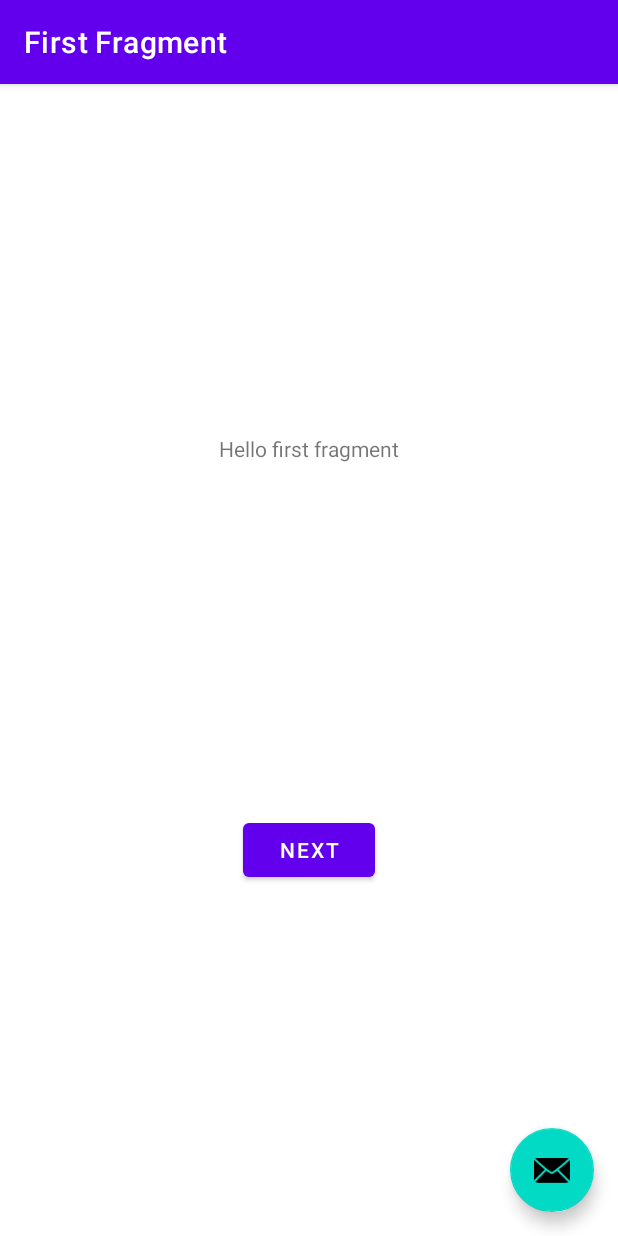
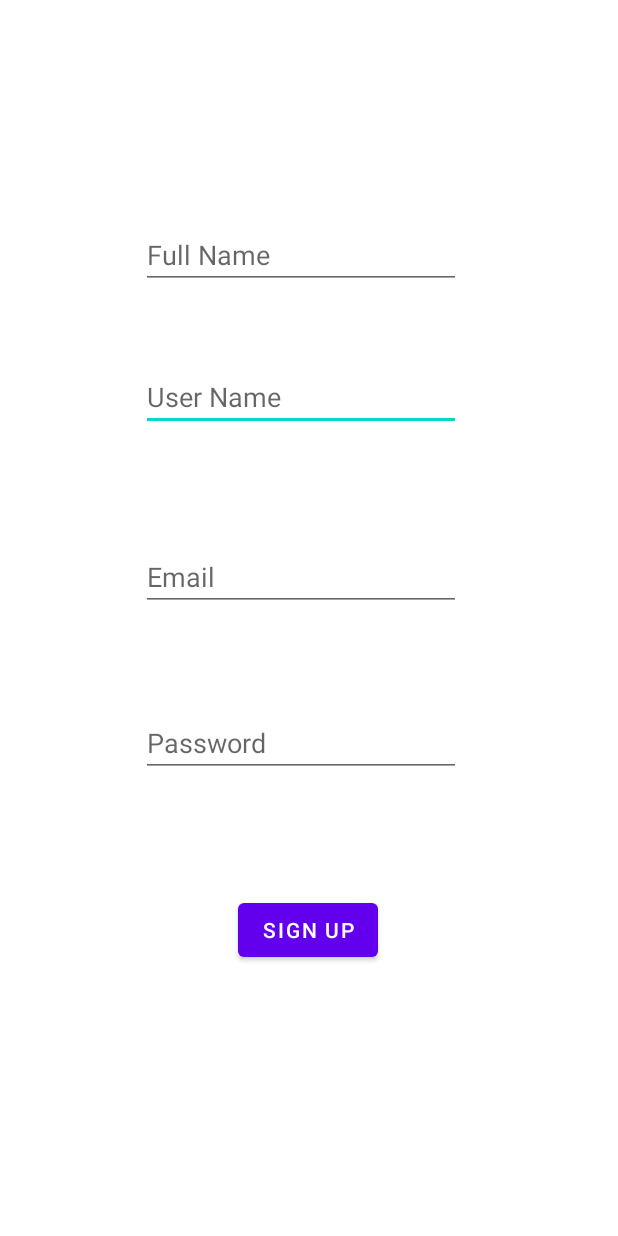
Before and after one commit to SaranshBaniyal/TeamRogueFrostHack, an Android app: the SignUp screen opened directly, with no data from a screen before it, on a phone screen of 412 x 824 dp. Run offline under Robolectric (Android 15) with nearby library versions, the phone set to English and light mode, and no system bars; our stand-ins replace navigation-ui.

Commit message:
App: SignUp and Login

```diff
--- a/frost-hack-app/Android_studio/app/src/main/java/com/example/startup/SignUp.kt
+++ b/frost-hack-app/Android_studio/app/src/main/java/com/example/startup/SignUp.kt
@@ -1,18 +1,24 @@
 package com.example.startup
 
 import android.os.Bundle
-import com.google.android.material.snackbar.Snackbar
+import android.widget.Button
+import android.widget.EditText
 import androidx.appcompat.app.AppCompatActivity
-import androidx.navigation.findNavController
 import androidx.navigation.ui.AppBarConfiguration
-import androidx.navigation.ui.navigateUp
-import androidx.navigation.ui.setupActionBarWithNavController
 import com.example.startup.databinding.ActivitySignUpBinding
+import okhttp3.*
+import okio.IOException
 
 class SignUp : AppCompatActivity() {
 
     private lateinit var appBarConfiguration: AppBarConfiguration
     private lateinit var binding: ActivitySignUpBinding
+    private lateinit var edUserName: EditText
+    private lateinit var edemail: EditText
+    private lateinit var edpassword: EditText
+    private lateinit var edfull_name: EditText
+    private lateinit var btSignUp: Button
+
 
     override fun onCreate(savedInstanceState: Bundle?) {
         super.onCreate(savedInstanceState)
@@ -20,21 +26,55 @@ class SignUp : AppCompatActivity() {
         binding = ActivitySignUpBinding.inflate(layoutInflater)
         setContentView(binding.root)
 
-        setSupportActionBar(binding.toolbar)
+        edUserName= findViewById(R.id.edUserName)
+        edfull_name= findViewById(R.id.edfull_name)
+        edemail= findViewById(R.id.edemail)
+        edpassword= findViewById(R.id.edpassword)
+        btSignUp= findViewById(R.id.btSignUp)
 
-        val navController = findNavController(R.id.nav_host_fragment_content_sign_up)
-        appBarConfiguration = AppBarConfiguration(navController.graph)
-        setupActionBarWithNavController(navController, appBarConfiguration)
+        btSignUp.setOnClickListener {
+            val username=edUserName.text.toString()
+            val full_name=edfull_name.text.toString()
+            val email=edemail.text.toString()
+            val password=edpassword.text.toString()
 
-        binding.fab.setOnClickListener { view ->
-            Snackbar.make(view, "Replace with your own action", Snackbar.LENGTH_LONG)
-                .setAction("Action", null).show()
+            signUpFunc(username,full_name,email,password);
         }
     }
 
-    override fun onSupportNavigateUp(): Boolean {
-        val navController = findNavController(R.id.nav_host_fragment_content_sign_up)
-        return navController.navigateUp(appBarConfiguration)
-                || super.onSupportNavigateUp()
+    private fun signUpFunc(username: String, full_name: String, email: String, password: String){
+        val client = OkHttpClient()
+
+        val requestBody = FormBody.Builder()
+            .add("username", username)
+            .add("full_name", full_name)
+            .add("email", email)
+            .add("password", password)
+            .build()
+
+        val headers = Headers.Builder()
+//            .add("Authorization", "Bearer <your_token>")
+            .add("Content-Type", "application/json")
+            .add("ngrok-skip-browser-warning", "abc")
+            .build()
+
+        val request = Request.Builder()
+            .url(" https://3ac5-152-58-108-241.in.ngrok.io/api/accounts/signup/")
+            .post(requestBody)
+            .headers(headers)
+            .build()
+
+        client.newCall(request).enqueue(object : Callback {
+            override fun onResponse(call: Call, response: Response) {
+                // Handle successful response here
+            }
+
+            override fun onFailure(call: Call, e: IOException) {
+                // Handle error response here
+            }
+        })
+
     }
+
+
 }
--- a/frost-hack-app/Android_studio/app/src/main/res/layout/activity_sign_up.xml
+++ b/frost-hack-app/Android_studio/app/src/main/res/layout/activity_sign_up.xml
@@ -1,34 +1,77 @@
 <?xml version="1.0" encoding="utf-8"?>
-<androidx.coordinatorlayout.widget.CoordinatorLayout xmlns:android="http://schemas.android.com/apk/res/android"
+<androidx.constraintlayout.widget.ConstraintLayout xmlns:android="http://schemas.android.com/apk/res/android"
     xmlns:app="http://schemas.android.com/apk/res-auto"
     xmlns:tools="http://schemas.android.com/tools"
     android:layout_width="match_parent"
     android:layout_height="match_parent"
     tools:context=".SignUp">
 
-    <com.google.android.material.appbar.AppBarLayout
-        android:layout_width="match_parent"
-        android:layout_height="wrap_content"
-        android:theme="@style/Theme.Startup.AppBarOverlay">
 
-        <androidx.appcompat.widget.Toolbar
-            android:id="@+id/toolbar"
-            android:layout_width="match_parent"
-            android:layout_height="?attr/actionBarSize"
-            android:background="?attr/colorPrimary"
-            app:popupTheme="@style/Theme.Startup.PopupOverlay" />
-
-    </com.google.android.material.appbar.AppBarLayout>
-
-    <include layout="@layout/content_sign_up" />
-
-    <com.google.android.material.floatingactionbutton.FloatingActionButton
-        android:id="@+id/fab"
+    <Button
+        android:id="@+id/btSignUp"
         android:layout_width="wrap_content"
         android:layout_height="wrap_content"
-        android:layout_gravity="bottom|end"
-        android:layout_marginEnd="@dimen/fab_margin"
-        android:layout_marginBottom="16dp"
-        app:srcCompat="@android:drawable/ic_dialog_email" />
+        android:text="SIGN UP"
+        app:layout_constraintBottom_toBottomOf="parent"
+        app:layout_constraintEnd_toEndOf="parent"
+        app:layout_constraintHorizontal_bias="0.498"
+        app:layout_constraintStart_toStartOf="parent"
+        app:layout_constraintTop_toTopOf="parent"
+        app:layout_constraintVertical_bias="0.768" />
 
-</androidx.coordinatorlayout.widget.CoordinatorLayout>
+    <EditText
+        android:id="@+id/edUserName"
+        android:layout_width="wrap_content"
+        android:layout_height="wrap_content"
+        android:ems="10"
+        android:hint="User Name"
+        android:inputType="textPersonName"
+        app:layout_constraintBottom_toBottomOf="parent"
+        app:layout_constraintEnd_toEndOf="parent"
+        app:layout_constraintHorizontal_bias="0.472"
+        app:layout_constraintStart_toStartOf="parent"
+        app:layout_constraintTop_toTopOf="parent"
+        app:layout_constraintVertical_bias="0.311" />
+
+    <EditText
+        android:id="@+id/edfull_name"
+        android:layout_width="wrap_content"
+        android:layout_height="wrap_content"
+        android:ems="10"
+        android:hint="Full Name"
+        android:inputType="textPersonName"
+        app:layout_constraintBottom_toBottomOf="parent"
+        app:layout_constraintEnd_toEndOf="parent"
+        app:layout_constraintHorizontal_bias="0.472"
+        app:layout_constraintStart_toStartOf="parent"
+        app:layout_constraintTop_toTopOf="parent"
+        app:layout_constraintVertical_bias="0.189" />
+
+    <EditText
+        android:id="@+id/edemail"
+        android:layout_width="wrap_content"
+        android:layout_height="wrap_content"
+        android:ems="10"
+        android:hint="Email"
+        android:inputType="textEmailAddress"
+        app:layout_constraintBottom_toBottomOf="parent"
+        app:layout_constraintEnd_toEndOf="parent"
+        app:layout_constraintHorizontal_bias="0.472"
+        app:layout_constraintStart_toStartOf="parent"
+        app:layout_constraintTop_toTopOf="parent"
+        app:layout_constraintVertical_bias="0.465" />
+
+    <EditText
+        android:id="@+id/edpassword"
+        android:layout_width="wrap_content"
+        android:layout_height="wrap_content"
+        android:ems="10"
+        android:hint="Password"
+        android:inputType="textPassword"
+        app:layout_constraintBottom_toBottomOf="parent"
+        app:layout_constraintEnd_toEndOf="parent"
+        app:layout_constraintHorizontal_bias="0.472"
+        app:layout_constraintStart_toStartOf="parent"
+        app:layout_constraintTop_toTopOf="parent"
+        app:layout_constraintVertical_bias="0.607" />
+</androidx.constraintlayout.widget.ConstraintLayout>
```
Also changed, not shown: frost-hack-app/Android_studio/app/build.gradle (+11 -8 lines), frost-hack-app/Android_studio/app/src/main/AndroidManifest.xml (+17 -15 lines), frost-hack-app/Android_studio/app/src/main/java/com/example/startup/LogIn.kt (+53 -11 lines), frost-hack-app/Android_studio/app/src/main/res/layout/activity_log_in.xml (+36 -25 lines).
